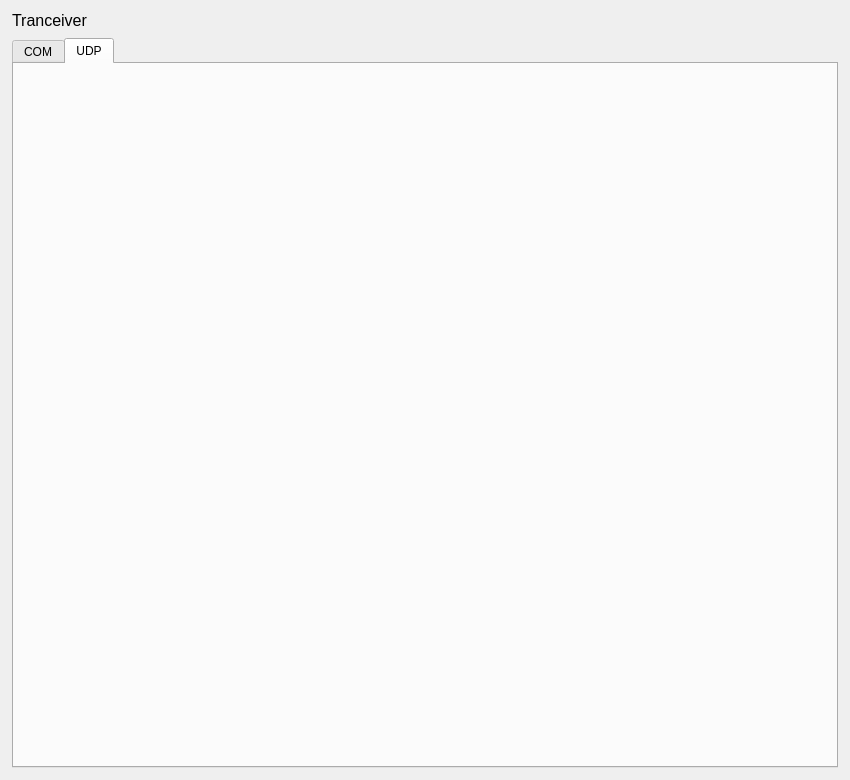
Before: the Qt Designer form TxDataTester/mainwindow.ui in savver/TxRxDataTester, drawn with Qt 5.
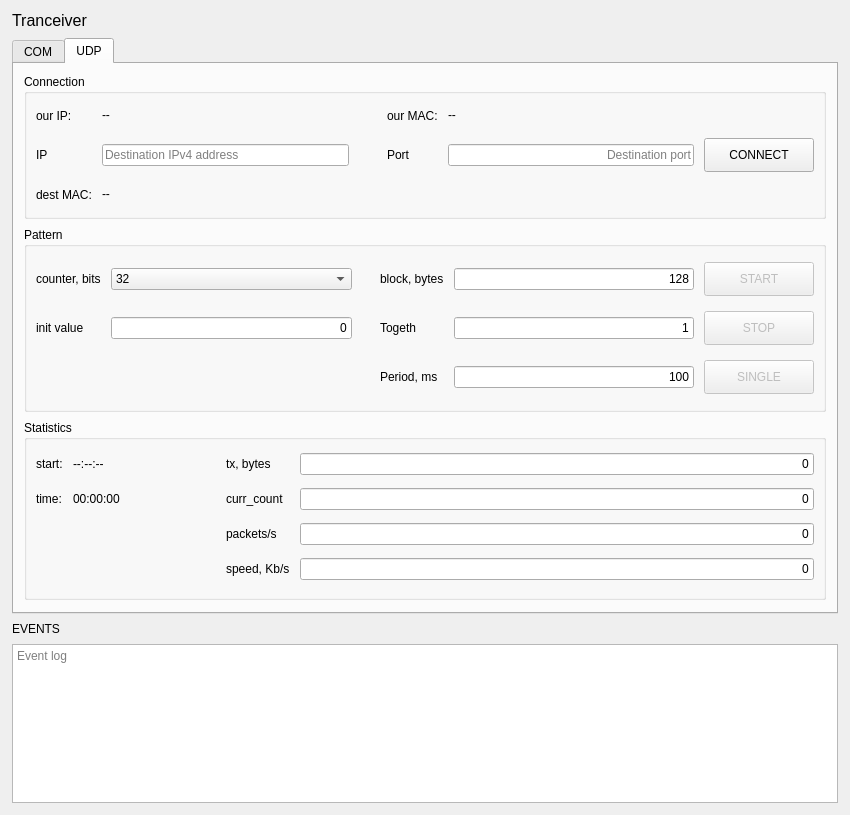
After: the same form once the commit is applied. The open tabs and pages were chosen to show the change.

Commit message: TxDataTester v.1.7 - send UDP packets Ok RxDataTester v.1.4 - rx UDP packets Ok

What changed in the file:
```diff
--- a/TxDataTester/mainwindow.ui
+++ b/TxDataTester/mainwindow.ui
@@ -7,17 +7,17 @@
     <x>0</x>
     <y>0</y>
     <width>850</width>
-    <height>780</height>
+    <height>815</height>
    </rect>
   </property>
   <property name="minimumSize">
    <size>
     <width>780</width>
-    <height>700</height>
+    <height>730</height>
    </size>
   </property>
   <property name="windowTitle">
-   <string>TxDataTester (v.1.5)</string>
+   <string>TxDataTester (v.1.7)</string>
   </property>
   <widget class="QWidget" name="centralWidget">
    <layout class="QVBoxLayout" name="mainVerticalLayout">
@@ -770,39 +770,17 @@
          </widget>
         </item>
         <item>
-         <widget class="QLabel" name="eventsLabel">
-          <property name="text">
-           <string>EVENTS</string>
+         <spacer name="comBottomVerticalSpacer">
+          <property name="orientation">
+           <enum>Qt::Vertical</enum>
           </property>
-         </widget>
-        </item>
-        <item>
-         <widget class="QPlainTextEdit" name="eventsPlainTextEdit">
-          <property name="minimumSize">
+          <property name="sizeHint" stdset="0">
            <size>
-            <width>0</width>
-            <height>150</height>
+            <width>20</width>
+            <height>10</height>
            </size>
           </property>
-          <property name="focusPolicy">
-           <enum>Qt::ClickFocus</enum>
-          </property>
-          <property name="undoRedoEnabled">
-           <bool>false</bool>
-          </property>
-          <property name="lineWrapMode">
-           <enum>QPlainTextEdit::NoWrap</enum>
-          </property>
-          <property name="readOnly">
-           <bool>true</bool>
-          </property>
-          <property name="maximumBlockCount">
-           <number>10000</number>
-          </property>
-          <property name="placeholderText">
-           <string>Event log</string>
-          </property>
-         </widget>
+         </spacer>
         </item>
        </layout>
       </widget>
@@ -811,15 +789,711 @@
         <string>UDP</string>
        </attribute>
        <layout class="QVBoxLayout" name="udpTabVerticalLayout">
+        <property name="leftMargin">
+         <number>10</number>
+        </property>
+        <property name="topMargin">
+         <number>10</number>
+        </property>
+        <property name="rightMargin">
+         <number>10</number>
+        </property>
+        <property name="bottomMargin">
+         <number>10</number>
+        </property>
+        <property name="spacing">
+         <number>8</number>
+        </property>
         <item>
-         <spacer name="udpVerticalSpacer">
+         <widget class="QGroupBox" name="udpConnectionGroupBox">
+          <property name="minimumSize">
+           <size>
+            <width>0</width>
+            <height>145</height>
+           </size>
+          </property>
+          <property name="title">
+           <string>Connection</string>
+          </property>
+          <layout class="QGridLayout" name="udpConnectionGridLayout">
+           <property name="horizontalSpacing">
+            <number>10</number>
+           </property>
+           <property name="verticalSpacing">
+            <number>10</number>
+           </property>
+           <item row="0" column="0">
+            <widget class="QLabel" name="udpOurIpLabel">
+             <property name="text">
+              <string>our IP:</string>
+             </property>
+            </widget>
+           </item>
+           <item row="0" column="1" colspan="2">
+            <widget class="QLabel" name="udpOurIpValueLabel">
+             <property name="minimumSize">
+              <size>
+               <width>180</width>
+               <height>0</height>
+              </size>
+             </property>
+             <property name="text">
+              <string>--</string>
+             </property>
+             <property name="textInteractionFlags">
+              <set>Qt::TextSelectableByMouse</set>
+             </property>
+            </widget>
+           </item>
+           <item row="0" column="3">
+            <widget class="QLabel" name="udpOurMacLabel">
+             <property name="text">
+              <string>our MAC:</string>
+             </property>
+            </widget>
+           </item>
+           <item row="0" column="4" colspan="2">
+            <widget class="QLabel" name="udpOurMacValueLabel">
+             <property name="minimumSize">
+              <size>
+               <width>180</width>
+               <height>0</height>
+              </size>
+             </property>
+             <property name="text">
+              <string>--</string>
+             </property>
+             <property name="textInteractionFlags">
+              <set>Qt::TextSelectableByMouse</set>
+             </property>
+            </widget>
+           </item>
+           <item row="1" column="0">
+            <widget class="QLabel" name="udpDestinationIpLabel">
+             <property name="text">
+              <string>IP</string>
+             </property>
+             <property name="buddy">
+              <cstring>udpDestinationIpLineEdit</cstring>
+             </property>
+            </widget>
+           </item>
+           <item row="1" column="1">
+            <widget class="QLineEdit" name="udpDestinationIpLineEdit">
+             <property name="minimumSize">
+              <size>
+               <width>170</width>
+               <height>0</height>
+              </size>
+             </property>
+             <property name="maxLength">
+              <number>15</number>
+             </property>
+             <property name="placeholderText">
+              <string>Destination IPv4 address</string>
+             </property>
+            </widget>
+           </item>
+           <item row="1" column="2">
+            <spacer name="udpConnectionMiddleSpacer">
+             <property name="orientation">
+              <enum>Qt::Horizontal</enum>
+             </property>
+             <property name="sizeType">
+              <enum>QSizePolicy::Fixed</enum>
+             </property>
+             <property name="sizeHint" stdset="0">
+              <size>
+               <width>18</width>
+               <height>20</height>
+              </size>
+             </property>
+            </spacer>
+           </item>
+           <item row="1" column="3">
+            <widget class="QLabel" name="udpDestinationPortLabel">
+             <property name="text">
+              <string>Port</string>
+             </property>
+             <property name="buddy">
+              <cstring>udpDestinationPortLineEdit</cstring>
+             </property>
+            </widget>
+           </item>
+           <item row="1" column="4">
+            <widget class="QLineEdit" name="udpDestinationPortLineEdit">
+             <property name="minimumSize">
+              <size>
+               <width>140</width>
+               <height>0</height>
+              </size>
+             </property>
+             <property name="maxLength">
+              <number>5</number>
+             </property>
+             <property name="alignment">
+              <set>Qt::AlignRight|Qt::AlignTrailing|Qt::AlignVCenter</set>
+             </property>
+             <property name="placeholderText">
+              <string>Destination port</string>
+             </property>
+            </widget>
+           </item>
+           <item row="1" column="5">
+            <widget class="QPushButton" name="udpConnectButton">
+             <property name="minimumSize">
+              <size>
+               <width>110</width>
+               <height>34</height>
+              </size>
+             </property>
+             <property name="text">
+              <string>CONNECT</string>
+             </property>
+            </widget>
+           </item>
+           <item row="2" column="0">
+            <widget class="QLabel" name="udpDestinationMacLabel">
+             <property name="text">
+              <string>dest MAC:</string>
+             </property>
+            </widget>
+           </item>
+           <item row="2" column="1" colspan="5">
+            <widget class="QLabel" name="udpDestinationMacValueLabel">
+             <property name="text">
+              <string>--</string>
+             </property>
+             <property name="textInteractionFlags">
+              <set>Qt::TextSelectableByMouse</set>
+             </property>
+            </widget>
+           </item>
+          </layout>
+         </widget>
+        </item>
+        <item>
+         <widget class="QGroupBox" name="udpPatternGroupBox">
+          <property name="minimumSize">
+           <size>
+            <width>0</width>
+            <height>185</height>
+           </size>
+          </property>
+          <property name="title">
+           <string>Pattern</string>
+          </property>
+          <layout class="QGridLayout" name="udpPatternGridLayout">
+           <property name="horizontalSpacing">
+            <number>10</number>
+           </property>
+           <property name="verticalSpacing">
+            <number>9</number>
+           </property>
+           <item row="0" column="0">
+            <widget class="QLabel" name="udpCounterBitsLabel">
+             <property name="text">
+              <string>counter, bits</string>
+             </property>
+             <property name="buddy">
+              <cstring>udpCounterBitsComboBox</cstring>
+             </property>
+            </widget>
+           </item>
+           <item row="0" column="1">
+            <widget class="QComboBox" name="udpCounterBitsComboBox">
+             <property name="minimumSize">
+              <size>
+               <width>110</width>
+               <height>0</height>
+              </size>
+             </property>
+             <property name="currentIndex">
+              <number>2</number>
+             </property>
+             <item>
+              <property name="text">
+               <string>8</string>
+              </property>
+             </item>
+             <item>
+              <property name="text">
+               <string>16</string>
+              </property>
+             </item>
+             <item>
+              <property name="text">
+               <string>32</string>
+              </property>
+             </item>
+             <item>
+              <property name="text">
+               <string>64</string>
+              </property>
+             </item>
+            </widget>
+           </item>
+           <item row="0" column="2">
+            <spacer name="udpPatternMiddleSpacerTop">
+             <property name="orientation">
+              <enum>Qt::Horizontal</enum>
+             </property>
+             <property name="sizeType">
+              <enum>QSizePolicy::Fixed</enum>
+             </property>
+             <property name="sizeHint" stdset="0">
+              <size>
+               <width>18</width>
+               <height>20</height>
+              </size>
+             </property>
+            </spacer>
+           </item>
+           <item row="0" column="3">
+            <widget class="QLabel" name="udpBlockBytesLabel">
+             <property name="text">
+              <string>block, bytes</string>
+             </property>
+             <property name="buddy">
+              <cstring>udpBlockBytesLineEdit</cstring>
+             </property>
+            </widget>
+           </item>
+           <item row="0" column="4">
+            <widget class="QLineEdit" name="udpBlockBytesLineEdit">
+             <property name="minimumSize">
+              <size>
+               <width>140</width>
+               <height>0</height>
+              </size>
+             </property>
+             <property name="text">
+              <string>128</string>
+             </property>
+             <property name="maxLength">
+              <number>10</number>
+             </property>
+             <property name="alignment">
+              <set>Qt::AlignRight|Qt::AlignTrailing|Qt::AlignVCenter</set>
+             </property>
+             <property name="placeholderText">
+              <string>Block size</string>
+             </property>
+            </widget>
+           </item>
+           <item row="0" column="5">
+            <widget class="QPushButton" name="udpStartButton">
+             <property name="minimumSize">
+              <size>
+               <width>110</width>
+               <height>34</height>
+              </size>
+             </property>
+             <property name="enabled">
+              <bool>false</bool>
+             </property>
+             <property name="text">
+              <string>START</string>
+             </property>
+            </widget>
+           </item>
+           <item row="1" column="0">
+            <widget class="QLabel" name="udpInitValueLabel">
+             <property name="text">
+              <string>init value</string>
+             </property>
+             <property name="buddy">
+              <cstring>udpInitValueLineEdit</cstring>
+             </property>
+            </widget>
+           </item>
+           <item row="1" column="1">
+            <widget class="QLineEdit" name="udpInitValueLineEdit">
+             <property name="text">
+              <string>0</string>
+             </property>
+             <property name="maxLength">
+              <number>20</number>
+             </property>
+             <property name="alignment">
+              <set>Qt::AlignRight|Qt::AlignTrailing|Qt::AlignVCenter</set>
+             </property>
+             <property name="placeholderText">
+              <string>0 or 0x...</string>
+             </property>
+            </widget>
+           </item>
+           <item row="1" column="2">
+            <spacer name="udpPatternMiddleSpacerBottom">
+             <property name="orientation">
+              <enum>Qt::Horizontal</enum>
+             </property>
+             <property name="sizeType">
+              <enum>QSizePolicy::Fixed</enum>
+             </property>
+             <property name="sizeHint" stdset="0">
+              <size>
+               <width>18</width>
+               <height>20</height>
+              </size>
+             </property>
+            </spacer>
+           </item>
+           <item row="1" column="5">
+            <widget class="QPushButton" name="udpStopButton">
+             <property name="minimumSize">
+              <size>
+               <width>110</width>
+               <height>34</height>
+              </size>
+             </property>
+             <property name="enabled">
+              <bool>false</bool>
+             </property>
+             <property name="text">
+              <string>STOP</string>
+             </property>
+            </widget>
+           </item>
+           <item row="2" column="5">
+            <widget class="QPushButton" name="udpSingleButton">
+             <property name="minimumSize">
+              <size>
+               <width>110</width>
+               <height>34</height>
+              </size>
+             </property>
+             <property name="enabled">
+              <bool>false</bool>
+             </property>
+             <property name="text">
+              <string>SINGLE</string>
+             </property>
+            </widget>
+           </item>
+           <item row="1" column="3">
+            <widget class="QLabel" name="udpTogetherLabel">
+             <property name="text">
+              <string>Togeth</string>
+             </property>
+             <property name="buddy">
+              <cstring>udpTogetherLineEdit</cstring>
+             </property>
+            </widget>
+           </item>
+           <item row="1" column="4">
+            <widget class="QLineEdit" name="udpTogetherLineEdit">
+             <property name="minimumSize">
+              <size>
+               <width>140</width>
+               <height>0</height>
+              </size>
+             </property>
+             <property name="text">
+              <string>1</string>
+             </property>
+             <property name="maxLength">
+              <number>10</number>
+             </property>
+             <property name="alignment">
+              <set>Qt::AlignRight|Qt::AlignTrailing|Qt::AlignVCenter</set>
+             </property>
+             <property name="placeholderText">
+              <string>Packets per burst</string>
+             </property>
+            </widget>
+           </item>
+           <item row="2" column="3">
+            <widget class="QLabel" name="udpPeriodMsLabel">
+             <property name="text">
+              <string>Period, ms</string>
+             </property>
+             <property name="buddy">
+              <cstring>udpPeriodMsLineEdit</cstring>
+             </property>
+            </widget>
+           </item>
+           <item row="2" column="4">
+            <widget class="QLineEdit" name="udpPeriodMsLineEdit">
+             <property name="minimumSize">
+              <size>
+               <width>140</width>
+               <height>0</height>
+              </size>
+             </property>
+             <property name="text">
+              <string>100</string>
+             </property>
+             <property name="maxLength">
+              <number>10</number>
+             </property>
+             <property name="alignment">
+              <set>Qt::AlignRight|Qt::AlignTrailing|Qt::AlignVCenter</set>
+             </property>
+             <property name="placeholderText">
+              <string>Period in ms</string>
+             </property>
+            </widget>
+           </item>
+          </layout>
+         </widget>
+        </item>
+        <item>
+         <widget class="QGroupBox" name="udpStatisticsGroupBox">
+          <property name="minimumSize">
+           <size>
+            <width>0</width>
+            <height>180</height>
+           </size>
+          </property>
+          <property name="title">
+           <string>Statistics</string>
+          </property>
+          <layout class="QGridLayout" name="udpStatisticsGridLayout">
+           <property name="horizontalSpacing">
+            <number>10</number>
+           </property>
+           <property name="verticalSpacing">
+            <number>9</number>
+           </property>
+           <item row="0" column="0">
+            <widget class="QLabel" name="udpStartTimeLabel">
+             <property name="text">
+              <string>start:</string>
+             </property>
+            </widget>
+           </item>
+           <item row="0" column="1">
+            <widget class="QLabel" name="udpStartTimeValueLabel">
+             <property name="minimumSize">
+              <size>
+               <width>115</width>
+               <height>0</height>
+              </size>
+             </property>
+             <property name="text">
+              <string>--:--:--</string>
+             </property>
+            </widget>
+           </item>
+           <item row="0" column="2">
+            <spacer name="udpStatisticsMiddleSpacerTop">
+             <property name="orientation">
+              <enum>Qt::Horizontal</enum>
+             </property>
+             <property name="sizeType">
+              <enum>QSizePolicy::Fixed</enum>
+             </property>
+             <property name="sizeHint" stdset="0">
+              <size>
+               <width>18</width>
+               <height>20</height>
+              </size>
+             </property>
+            </spacer>
+           </item>
+           <item row="0" column="3">
+            <widget class="QLabel" name="udpTxBytesLabel">
+             <property name="text">
+              <string>tx, bytes</string>
+             </property>
+             <property name="buddy">
+              <cstring>udpTxBytesLineEdit</cstring>
+             </property>
+            </widget>
+           </item>
+           <item row="0" column="4">
+            <widget class="QLineEdit" name="udpTxBytesLineEdit">
+             <property name="minimumSize">
+              <size>
+               <width>160</width>
+               <height>0</height>
+              </size>
+             </property>
+             <property name="focusPolicy">
+              <enum>Qt::NoFocus</enum>
+             </property>
+             <property name="text">
+              <string>0</string>
+             </property>
+             <property name="readOnly">
+              <bool>true</bool>
+             </property>
+             <property name="alignment">
+              <set>Qt::AlignRight|Qt::AlignTrailing|Qt::AlignVCenter</set>
+             </property>
+            </widget>
+           </item>
+           <item row="1" column="0">
+            <widget class="QLabel" name="udpElapsedTimeLabel">
+             <property name="text">
+              <string>time:</string>
+             </property>
+            </widget>
+           </item>
+           <item row="1" column="1">
+            <widget class="QLabel" name="udpElapsedTimeValueLabel">
+             <property name="minimumSize">
+              <size>
+               <width>115</width>
+               <height>0</height>
+              </size>
+             </property>
+             <property name="text">
+              <string>00:00:00</string>
+             </property>
+            </widget>
+           </item>
+           <item row="1" column="2">
+            <spacer name="udpStatisticsMiddleSpacerCenter">
+             <property name="orientation">
+              <enum>Qt::Horizontal</enum>
+             </property>
+             <property name="sizeType">
+              <enum>QSizePolicy::Fixed</enum>
+             </property>
+             <property name="sizeHint" stdset="0">
+              <size>
+               <width>18</width>
+               <height>20</height>
+              </size>
+             </property>
+            </spacer>
+           </item>
+           <item row="1" column="3">
+            <widget class="QLabel" name="udpCurrentCountLabel">
+             <property name="text">
+              <string>curr_count</string>
+             </property>
+             <property name="buddy">
+              <cstring>udpCurrentCountLineEdit</cstring>
+             </property>
+            </widget>
+           </item>
+           <item row="1" column="4">
+            <widget class="QLineEdit" name="udpCurrentCountLineEdit">
+             <property name="minimumSize">
+              <size>
+               <width>160</width>
+               <height>0</height>
+              </size>
+             </property>
+             <property name="focusPolicy">
+              <enum>Qt::NoFocus</enum>
+             </property>
+             <property name="text">
+              <string>0</string>
+             </property>
+             <property name="readOnly">
+              <bool>true</bool>
+             </property>
+             <property name="alignment">
+              <set>Qt::AlignRight|Qt::AlignTrailing|Qt::AlignVCenter</set>
+             </property>
+            </widget>
+           </item>
+           <item row="2" column="0" colspan="3">
+            <spacer name="udpStatisticsLeftBottomSpacer">
+             <property name="orientation">
+              <enum>Qt::Horizontal</enum>
+             </property>
+             <property name="sizeHint" stdset="0">
+              <size>
+               <width>40</width>
+               <height>20</height>
+              </size>
+             </property>
+            </spacer>
+           </item>
+           <item row="2" column="3">
+            <widget class="QLabel" name="udpPacketsPerSecondLabel">
+             <property name="text">
+              <string>packets/s</string>
+             </property>
+             <property name="buddy">
+              <cstring>udpPacketsPerSecondLineEdit</cstring>
+             </property>
+            </widget>
+           </item>
+           <item row="2" column="4">
+            <widget class="QLineEdit" name="udpPacketsPerSecondLineEdit">
+             <property name="minimumSize">
+              <size>
+               <width>160</width>
+               <height>0</height>
+              </size>
+             </property>
+             <property name="focusPolicy">
+              <enum>Qt::NoFocus</enum>
+             </property>
+             <property name="text">
+              <string>0</string>
+             </property>
+             <property name="readOnly">
+              <bool>true</bool>
+             </property>
+             <property name="alignment">
+              <set>Qt::AlignRight|Qt::AlignTrailing|Qt::AlignVCenter</set>
+             </property>
+            </widget>
+           </item>
+           <item row="3" column="0" colspan="3">
+            <spacer name="udpStatisticsLeftSpeedSpacer">
+             <property name="orientation">
+              <enum>Qt::Horizontal</enum>
+             </property>
+             <property name="sizeHint" stdset="0">
+              <size>
+               <width>40</width>
+               <height>20</height>
+              </size>
+             </property>
+            </spacer>
+           </item>
+           <item row="3" column="3">
+            <widget class="QLabel" name="udpSpeedLabel">
+             <property name="text">
+              <string>speed, Kb/s</string>
+             </property>
+             <property name="buddy">
+              <cstring>udpSpeedLineEdit</cstring>
+             </property>
+            </widget>
+           </item>
+           <item row="3" column="4">
+            <widget class="QLineEdit" name="udpSpeedLineEdit">
+             <property name="minimumSize">
+              <size>
+               <width>160</width>
+               <height>0</height>
+              </size>
+             </property>
+             <property name="focusPolicy">
+              <enum>Qt::NoFocus</enum>
+             </property>
+             <property name="text">
+              <string>0</string>
+             </property>
+             <property name="readOnly">
+              <bool>true</bool>
+             </property>
+             <property name="alignment">
+              <set>Qt::AlignRight|Qt::AlignTrailing|Qt::AlignVCenter</set>
+             </property>
+            </widget>
+           </item>
+          </layout>
+         </widget>
+        </item>
+        <item>
+         <spacer name="udpBottomVerticalSpacer">
           <property name="orientation">
            <enum>Qt::Vertical</enum>
           </property>
           <property name="sizeHint" stdset="0">
            <size>
             <width>20</width>
-            <height>400</height>
+            <height>10</height>
            </size>
           </property>
          </spacer>
@@ -828,6 +1502,41 @@
       </widget>
      </widget>
     </item>
+    <item>
+     <widget class="QLabel" name="eventsLabel">
+      <property name="text">
+       <string>EVENTS</string>
+      </property>
+     </widget>
+    </item>
+    <item>
+     <widget class="QPlainTextEdit" name="eventsPlainTextEdit">
+      <property name="minimumSize">
+       <size>
+        <width>0</width>
+        <height>150</height>
+       </size>
+      </property>
+      <property name="focusPolicy">
+       <enum>Qt::ClickFocus</enum>
+      </property>
+      <property name="undoRedoEnabled">
+       <bool>false</bool>
+      </property>
+      <property name="lineWrapMode">
+       <enum>QPlainTextEdit::NoWrap</enum>
+      </property>
+      <property name="readOnly">
+       <bool>true</bool>
+      </property>
+      <property name="maximumBlockCount">
+       <number>10000</number>
+      </property>
+      <property name="placeholderText">
+       <string>Event log</string>
+      </property>
+     </widget>
+    </item>
    </layout>
   </widget>
  </widget>
```
Left out of the diff: 17 changed lines with no effect on the pictures. The commit also changes 15 other files.
